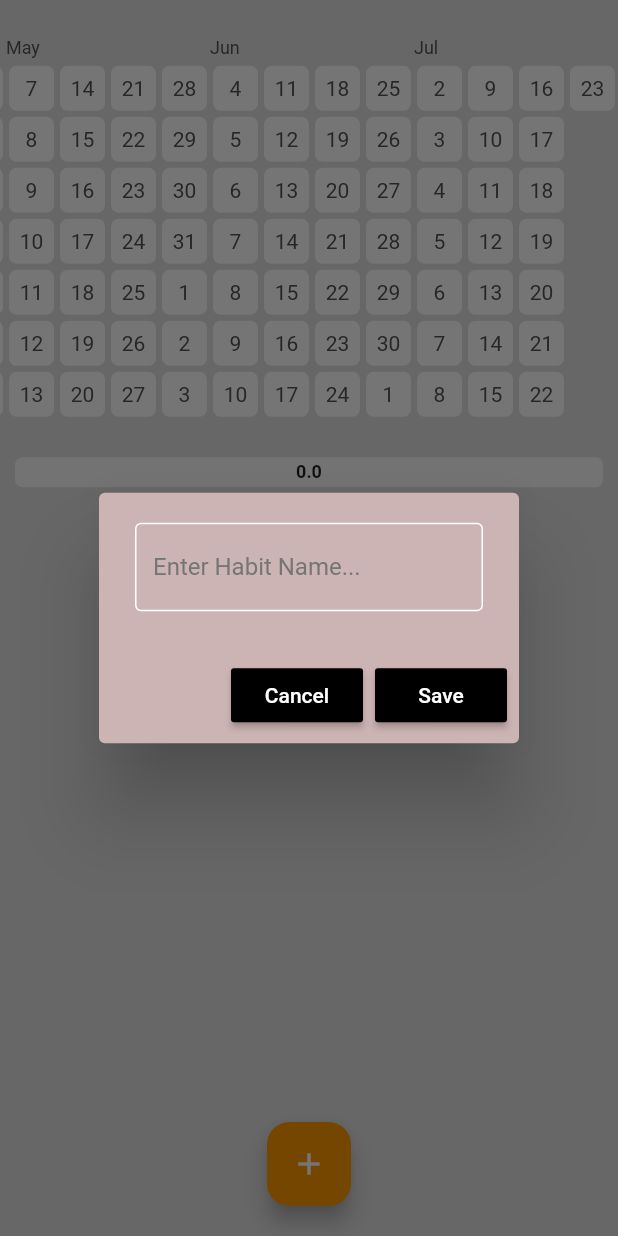
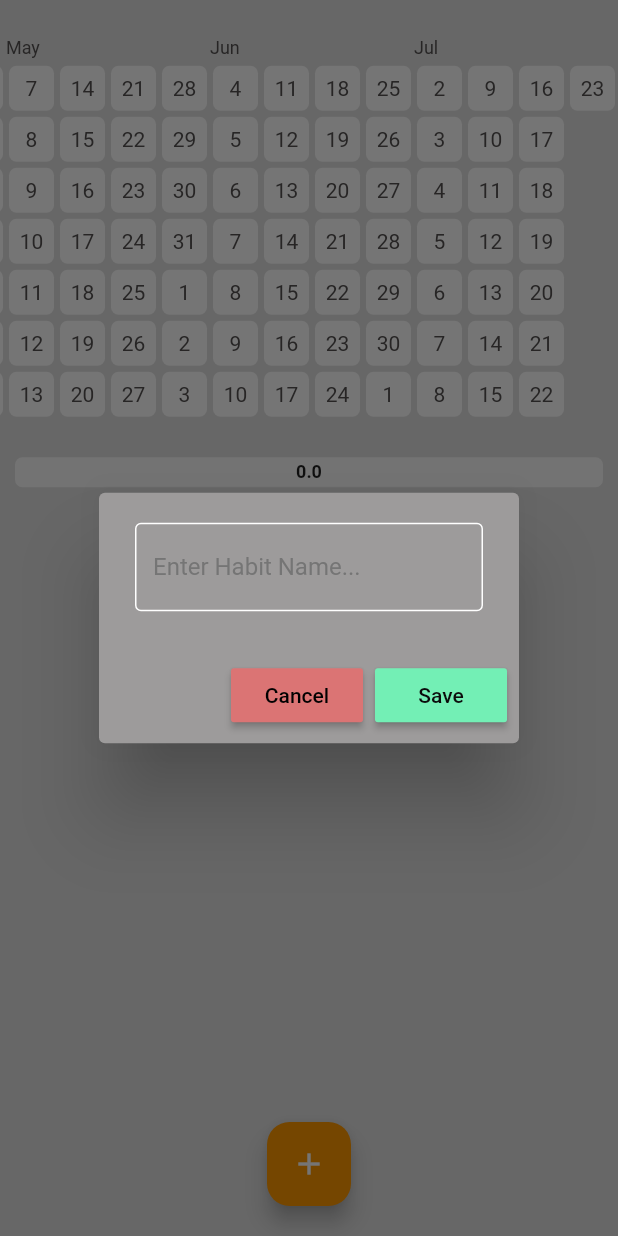
Before and after one commit to GERARDJM018/Orbital23, a Flutter app: the Statistics screen opened directly, after a tap on the "add" icon, on a phone screen of 412 x 824 dp. Run offline on Flutter 3.47's test engine with Material 2 defaults, Android fonts, the phone set to English and light mode, and no system bars; drawn by our look-alikes of flutter_heatmap_calendar, percent_indicator; our stand-ins replace charts_flutter, cloud_firestore, firebase_auth, firebase_core, flutter_slidable, get and 4 more; missing offline and left inert: firebase_core_platform_interface; accounts and stored records are empty; network calls fail.

Commit message:
Add files via upload

```diff
--- a/lib/components/new_habit_box.dart
+++ b/lib/components/new_habit_box.dart
@@ -16,7 +16,7 @@ class EnterNewHabitBox extends StatelessWidget {
   @override
   Widget build(BuildContext context) {
     return AlertDialog(
-      backgroundColor: const Color.fromARGB(255, 205, 180, 180),
+      backgroundColor: Color.fromARGB(255, 157, 155, 155),
       content: TextField(
         controller: controller,
         style: const TextStyle(color: Color.fromRGBO(255, 255, 255, 1)),
@@ -30,15 +30,17 @@ class EnterNewHabitBox extends StatelessWidget {
         ), //
       ),
       actions: [
-
         MaterialButton(
           onPressed: onCancel,
-          child: Text('Cancel', style: TextStyle(color: Colors.white)),
-          color: Colors.black,
-        ),  MaterialButton(
+          child: Text('Cancel',
+              style: TextStyle(color: const Color.fromARGB(255, 0, 0, 0))),
+          color: Color.fromARGB(255, 219, 116, 116),
+        ),
+        MaterialButton(
           onPressed: onSave,
-          child: Text('Save', style: TextStyle(color: Colors.white)),
-          color: Colors.black,
+          child: Text('Save',
+              style: TextStyle(color: const Color.fromARGB(255, 11, 11, 11))),
+          color: Color.fromARGB(255, 115, 239, 181),
         ),
       ],
     );
--- a/lib/pages/screens/start.dart
+++ b/lib/pages/screens/start.dart
@@ -606,6 +606,10 @@ class _StartPageState extends State<StartPage> {
                           ontapcount = 0;
                           selectedMood = null;
                           selectedMoodImage = null;
+                          canSaveMood = false;
+                          setState(() {
+                            selectedActivities.clear();
+                          });
 
                           calculateConsecutiveDays();
                           calculateWeekly();
```
Also changed, not shown: lib/pages/home_page.dart (+30 -14 lines), lib/pages/setting.dart (+13 -2 lines), lib/pages/statistics.dart (+8 -18 lines), lib/images/Zenith-logos_white.png, lib/images/Zenith-logos_white1.png (added).
